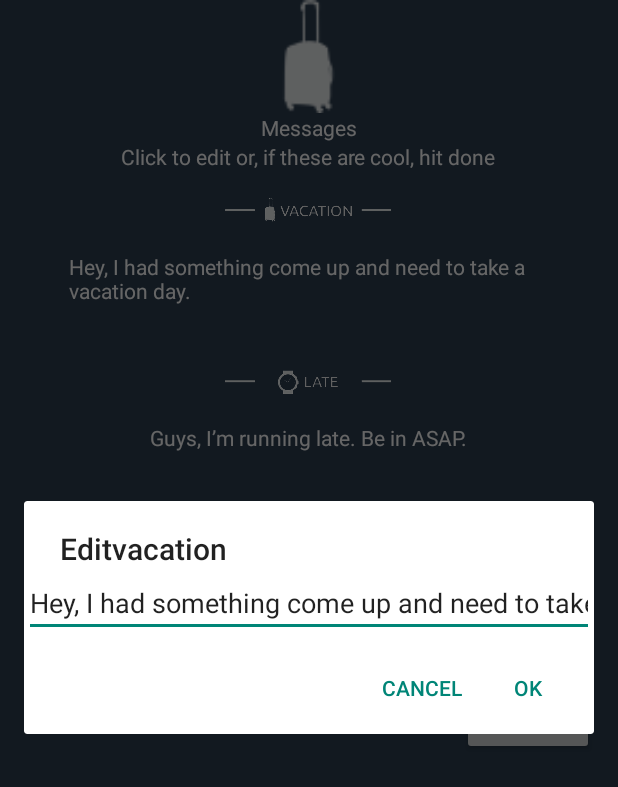
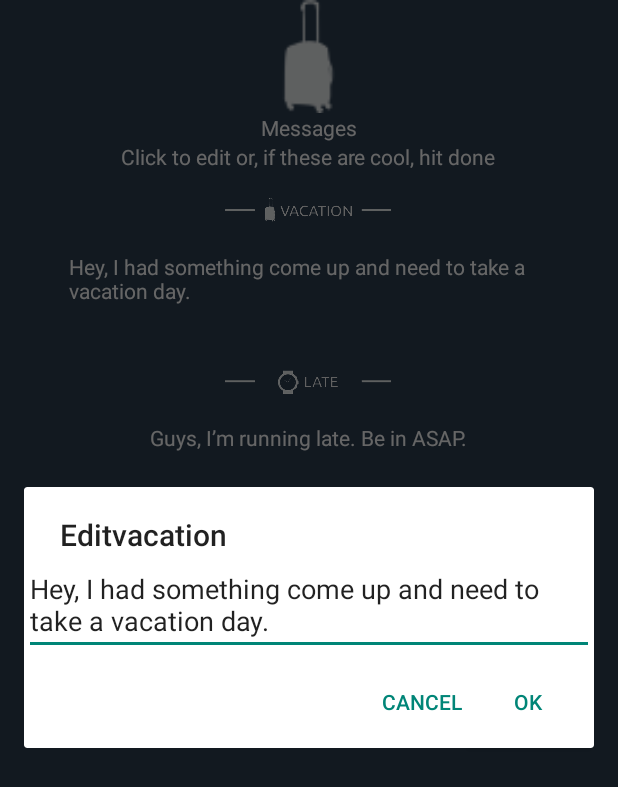
Before and after one commit to joshboles/dayoff, an Android app: the screen it shows after launch (OnboardingActivity), after a tap on "Hey, I had something come up and need to", on a phone screen of 412 x 824 dp. Shown: the top 787 px of the screen. Run offline under Robolectric (Android 15) with nearby library versions, the phone set to English and light mode, and no system bars; 1 statement that could not run was skipped; 2 other taps on this screen came first.

Commit message:
Make EditMessage dialog bigger

```diff
--- a/app/src/main/java/com/joshboles/dayoff/OnboardingActivity.java
+++ b/app/src/main/java/com/joshboles/dayoff/OnboardingActivity.java
@@ -18,6 +18,7 @@ import android.view.Menu;
 import android.view.MenuItem;
 import android.view.View;
 import android.view.ViewGroup;
+import android.view.inputmethod.EditorInfo;
 import android.widget.AdapterView;
 import android.widget.Button;
 import android.widget.EditText;
@@ -295,9 +296,11 @@ public class OnboardingActivity extends Activity {
 
             // Set up the input
             final EditText input = new EditText(getActivity());
-            // Specify the type of input expected; this, for example, sets the input as a password, and will mask the text
-            input.setInputType(InputType.TYPE_CLASS_TEXT);
+            input.setInputType(InputType.TYPE_TEXT_FLAG_MULTI_LINE);
+            input.setSingleLine(false);
+            input.setImeOptions(EditorInfo.IME_FLAG_NO_ENTER_ACTION);
             builder.setView(input);
+            input.setText(message.getContent());
 
             input.setText(message.getContent());
 
```
Also changed, not shown: app/src/main/java/com/joshboles/dayoff/MessageActivity.java (+6 -5 lines).
